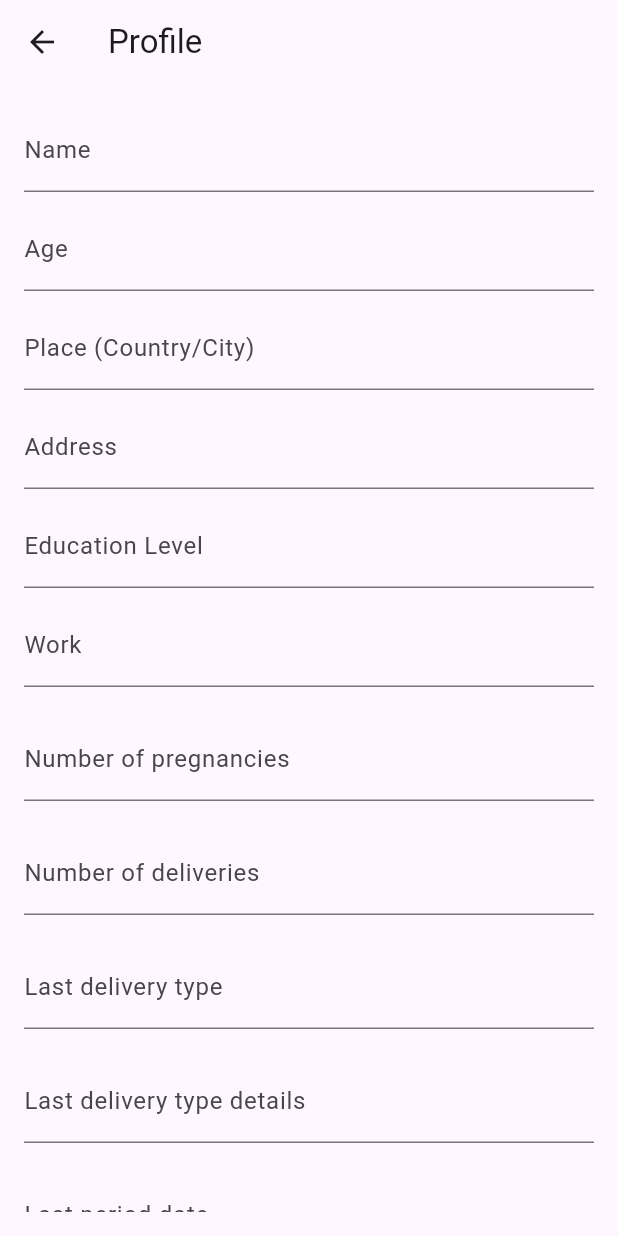
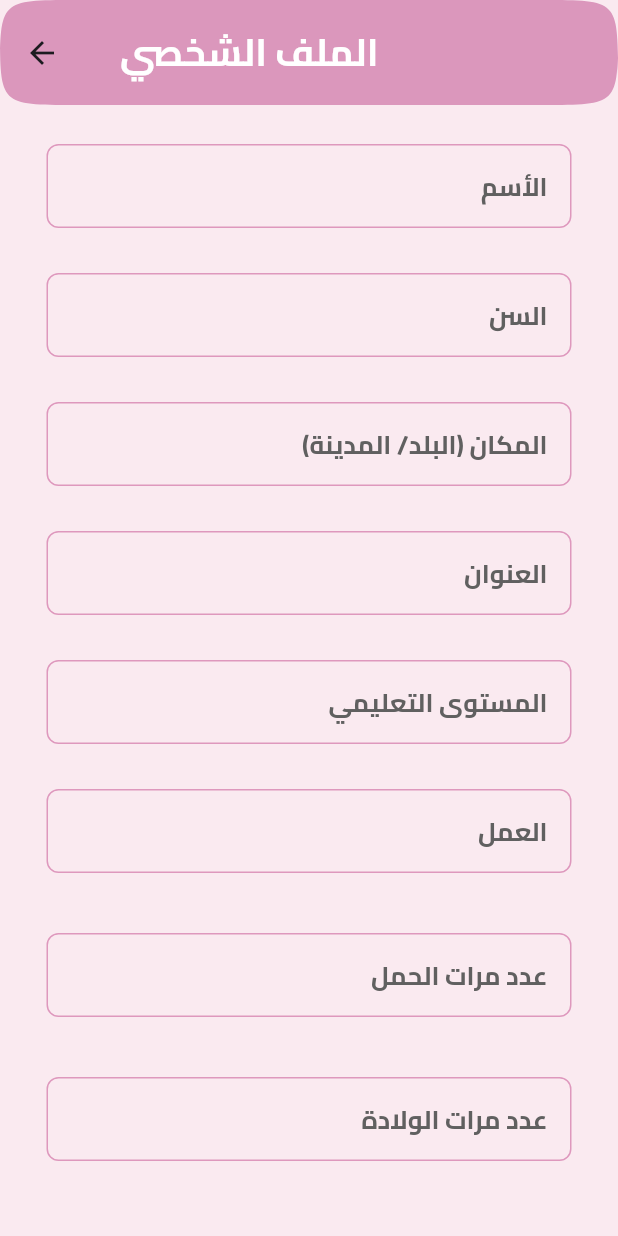
Before and after one commit to saifeldein0/Motab3a, a Flutter app: the ProfileScreen screen opened directly, on a phone screen of 412 x 824 dp. Run offline on Flutter 3.47's test engine with Material 2 defaults, Android fonts, the phone set to English and light mode, and no system bars; our stand-ins replace animated_splash_screen, cloud_firestore, firebase_auth, firebase_core, firebase_messaging, get; accounts and stored records are empty; network calls fail.

Commit message:
profile & test UI

```diff
--- a/lib/screens/home_screen.dart
+++ b/lib/screens/home_screen.dart
@@ -47,7 +47,7 @@ class HomeScreen extends StatelessWidget {
                     ),
                     // Profile Icon Button
                     Icon_Button(
-                      icon: Icon(
+                      icon:const Icon(
                           Icons.person_outline), // Customize the icon if needed
                       class_name: const ProfileScreen(),
                     ),
--- a/lib/screens/profile_screen.dart
+++ b/lib/screens/profile_screen.dart
@@ -1,3 +1,6 @@
+
+import 'package:application/widgets/custom_button.dart';
+import 'package:application/widgets/custom_textfields.dart';
 import 'package:flutter/material.dart';
 import 'package:firebase_auth/firebase_auth.dart';
 import 'package:cloud_firestore/cloud_firestore.dart';
@@ -21,7 +24,8 @@ class _ProfileScreenState extends State<ProfileScreen> {
   TextEditingController _numPregnanciesController = TextEditingController();
   TextEditingController _numDeliveriesController = TextEditingController();
   TextEditingController _lastDeliveryTypeController = TextEditingController();
-  TextEditingController _lastDeliveryTypeTypeController = TextEditingController();
+  TextEditingController _lastDeliveryTypeTypeController =
+      TextEditingController();
   TextEditingController _lastPeriodDateController = TextEditingController();
   TextEditingController _weeksPregnantController = TextEditingController();
   TextEditingController _complicationsController = TextEditingController();
@@ -37,8 +41,10 @@ class _ProfileScreenState extends State<ProfileScreen> {
   Future<void> _loadProfileData() async {
     User? user = _auth.currentUser;
     if (user != null) {
-      DocumentSnapshot profileSnapshot = await _firestore.collection('users').doc(user.uid).get();
-      Map<String, dynamic> profileData = profileSnapshot.data() as Map<String, dynamic>;
+      DocumentSnapshot profileSnapshot =
+          await _firestore.collection('users').doc(user.uid).get();
+      Map<String, dynamic> profileData =
+          profileSnapshot.data() as Map<String, dynamic>;
 
       _nameController.text = profileData['name'] ?? '';
       _ageController.text = profileData['age'] ?? '';
@@ -48,8 +54,10 @@ class _ProfileScreenState extends State<ProfileScreen> {
       _workController.text = profileData['work'] ?? '';
       _numPregnanciesController.text = profileData['num_pregnancies'] ?? '';
       _numDeliveriesController.text = profileData['num_deliveries'] ?? '';
-      _lastDeliveryTypeController.text = profileData['last_delivery_type'] ?? '';
-      _lastDeliveryTypeTypeController.text = profileData['last_delivery_type_type'] ?? '';
+      _lastDeliveryTypeController.text =
+          profileData['last_delivery_type'] ?? '';
+      _lastDeliveryTypeTypeController.text =
+          profileData['last_delivery_type_type'] ?? '';
       _lastPeriodDateController.text = profileData['last_period_date'] ?? '';
       _weeksPregnantController.text = profileData['weeks_pregnant'] ?? '';
       _complicationsController.text = profileData['complications'] ?? '';
@@ -57,8 +65,6 @@ class _ProfileScreenState extends State<ProfileScreen> {
       _bmiController.text = profileData['bmi'] ?? '';
     }
   }
-
-
 
   void _saveProfile() async {
     User? user = _auth.currentUser;
@@ -104,14 +110,14 @@ class _ProfileScreenState extends State<ProfileScreen> {
         context: context,
         builder: (BuildContext context) {
           return AlertDialog(
-            title: Text('Profile Saved'),
-            content: Text('Your profile information has been saved.'),
+            title: Text('حفظ الملف الشخصي'),
+            content: Text('تم حفظ ملفك الشخصي'),
             actions: [
               TextButton(
                 onPressed: () {
                   Navigator.pop(context);
                 },
-                child: Text('OK'),
+                child: Text('تم'),
               ),
             ],
           );
@@ -120,102 +126,113 @@ class _ProfileScreenState extends State<ProfileScreen> {
     }
   }
 
-
-
   @override
   Widget build(BuildContext context) {
     return Scaffold(
+      backgroundColor: const Color(0xFFfaeaf0),
       appBar: AppBar(
-        title: Text('Profile'),
+        backgroundColor: const Color.fromARGB(255, 236, 161, 192),
+        title: Padding(
+          padding: const EdgeInsets.all(8.0),
+          child: Text(
+            'الملف الشخصي',
+            style: const TextStyle(
+                color: Color.fromARGB(255, 255, 255, 255),
+                fontWeight: FontWeight.bold,
+                fontSize: 25,
+                fontFamily: 'cairo'),
+          ),
+        ),
+        shape:
+            ContinuousRectangleBorder(borderRadius: BorderRadius.circular(50)),
+        elevation: 10,
+        toolbarHeight: 70,
       ),
       body: Padding(
         padding: const EdgeInsets.all(16.0),
-        child: SingleChildScrollView(
-          child: Column(
-            crossAxisAlignment: CrossAxisAlignment.stretch,
+        child: ListView(
           children: [
-              TextField(
-                controller: _nameController,
-                decoration: InputDecoration(labelText: 'Name'),
+            CustomTextField(
+              lablelText: 'الأسم',
+              textfieldcontroller: _nameController,
             ),
-              SizedBox(height: 10),
-              TextField(
-                controller: _ageController,
-                keyboardType: TextInputType.number,
-                decoration: InputDecoration(labelText: 'Age'),
+            const SizedBox(height: 10),
+            CustomTextField(
+              textfieldcontroller: _ageController,
+              lablelText: 'السن',
             ),
-              SizedBox(height: 10),
-              TextField(
-                controller: _placeController,
-                decoration: InputDecoration(labelText: 'Place (Country/City)'),
+            const SizedBox(height: 10),
+            CustomTextField(
+              textfieldcontroller: _placeController,
+              lablelText: 'المكان (البلد/ المدينة)',
             ),
-              SizedBox(height: 10),
-              TextField(
-                controller: _addressController,
-                decoration: InputDecoration(labelText: 'Address'),
+            const SizedBox(height: 10),
+            CustomTextField(
+              textfieldcontroller: _addressController,
+              lablelText: 'العنوان',
             ),
-              SizedBox(height: 10),
-              TextField(
-                controller: _educationLevelController,
-                decoration: InputDecoration(labelText: 'Education Level'),
+            const SizedBox(height: 10),
+            CustomTextField(
+              textfieldcontroller: _educationLevelController,
+              lablelText: 'المستوى التعليمي',
             ),
-              SizedBox(height: 10),
-              TextField(
-                controller: _workController,
-                decoration: InputDecoration(labelText: 'Work'),
+            const SizedBox(height: 10),
+            CustomTextField(
+              textfieldcontroller: _workController,
+              lablelText: 'العمل',
             ),
-              SizedBox(height: 20),
-              TextField(
-                controller: _numPregnanciesController,
-                decoration: InputDecoration(labelText: 'Number of pregnancies'),
+            const SizedBox(height: 20),
+            CustomTextField(
+              textfieldcontroller: _numPregnanciesController,
+              lablelText: 'عدد مرات الحمل',
             ),
-              SizedBox(height: 20),
-              TextField(
-                controller: _numDeliveriesController,
-                decoration: InputDecoration(labelText: 'Number of deliveries'),
+            const SizedBox(height: 20),
+            CustomTextField(
+              textfieldcontroller: _numDeliveriesController,
+              lablelText: 'عدد مرات الولادة',
             ),
-              SizedBox(height: 20),
-              TextField(
-                controller: _lastDeliveryTypeController,
-                decoration: InputDecoration(labelText: 'Last delivery type'),
+            const SizedBox(height: 20),
+            CustomTextField(
+              textfieldcontroller: _lastDeliveryTypeController,
+              lablelText: 'نوع الولادة الاخيرة',
             ),
-              SizedBox(height: 20),
-              TextField(
-                controller: _lastDeliveryTypeTypeController,
-                decoration: InputDecoration(labelText: 'Last delivery type details'),
+            const SizedBox(height: 20),
+            CustomTextField(
+              textfieldcontroller: _lastDeliveryTypeTypeController,
+              lablelText: 'تفاصيل نوع الولادة الاخيرة',
             ),
-              SizedBox(height: 20),
-              TextField(
-                controller: _lastPeriodDateController,
-                decoration: InputDecoration(labelText: 'Last period date'),
+            const SizedBox(height: 20),
+            CustomTextField(
+              textfieldcontroller: _lastPeriodDateController,
+              lablelText: 'تاريخ الدورة الشهرية الاخيرة',
             ),
-              SizedBox(height: 20),
-              TextField(
-                controller: _weeksPregnantController,
-                decoration: InputDecoration(labelText: 'Weeks pregnant'),
+            const SizedBox(height: 20),
+            CustomTextField(
+              textfieldcontroller: _weeksPregnantController,
+              lablelText: 'عدد اسابيع الحمل الحالي',
             ),
-              SizedBox(height: 20),
-              TextField(
-                controller: _complicationsController,
-                decoration: InputDecoration(labelText: 'Complications'),
+            const SizedBox(height: 20),
+            CustomTextField(
+              textfieldcontroller: _complicationsController,
+              lablelText: 'المضاعفات',
             ),
-              SizedBox(height: 20),
-              TextField(
-                controller: _medicalHistoryController,
-                decoration: InputDecoration(labelText: 'Medical history'),
+            const SizedBox(height: 20),
+            CustomTextField(
+              textfieldcontroller: _medicalHistoryController,
+              lablelText: 'السيرة المرضية',
             ),
-              SizedBox(height: 20),
-              TextField(
-                controller: _bmiController,
-                decoration: InputDecoration(labelText: 'BMI'),
+            const SizedBox(height: 20),
+            CustomTextField(
+              textfieldcontroller: _bmiController,
+              lablelText: 'مؤشر كتلة الجسم',
             ),
-              SizedBox(height: 20),
-              ElevatedButton(
-                onPressed: _saveProfile,
-                child: Text('Save Profile'),
-              ),
+            const SizedBox(height: 20),
+            CustomButton(
+                ontap: () {
+                  _saveProfile();
+                },
+                text: 'حفظ')
           ],
-          ),
         ),
       ),
     );
--- /dev/null
+++ b/lib/widgets/custom_textfields.dart
@@ -0,0 +1,50 @@
+import 'package:flutter/material.dart';
+
+class CustomTextField extends StatelessWidget {
+  CustomTextField(
+      {required this.lablelText, required this.textfieldcontroller});
+  String? lablelText;
+  TextEditingController? textfieldcontroller;
+
+  @override
+  Widget build(BuildContext context) {
+    return Directionality(
+      textDirection: TextDirection.rtl,
+      child: Padding(
+        padding: const EdgeInsets.symmetric(horizontal: 15, vertical: 10),
+        child: TextFormField(
+          textAlign: TextAlign.right,
+          controller: textfieldcontroller!,
+          decoration: InputDecoration(
+              enabledBorder: OutlineInputBorder(
+              borderSide: const BorderSide(
+                color: Color(0xFFde98bd),
+              ),
+              borderRadius: BorderRadius.circular(8),
+            ),
+            focusedBorder: OutlineInputBorder(
+              borderSide: const BorderSide(
+                color: Color(0xFFde98bd),
+              ),
+              borderRadius: BorderRadius.circular(8),
+            ),
+
+            hintTextDirection: TextDirection.rtl,
+            label: Text(
+              lablelText!,
+              style: TextStyle(
+                fontFamily: 'Cairo',
+                color: const Color.fromARGB(255, 96, 96, 96),
+                fontWeight: FontWeight.bold,
+                fontSize: 17,
+              ),
+              textAlign: TextAlign.right,
+            ),
+
+          ),
+          cursorColor: Color(0xFFde98bd),
+        ),
+      ),
+    );
+  }
+}
```
Also changed, not shown: lib/screens/MedicalTestSubmissionScreen.dart (+53 -38 lines), lib/screens/login_screen.dart (+17 -62 lines), lib/screens/register_screen.dart (+6 -23 lines), lib/widgets/custom_button.dart (added, +36 -0 lines). Lines whose indentation alone changed are shown as unchanged.
